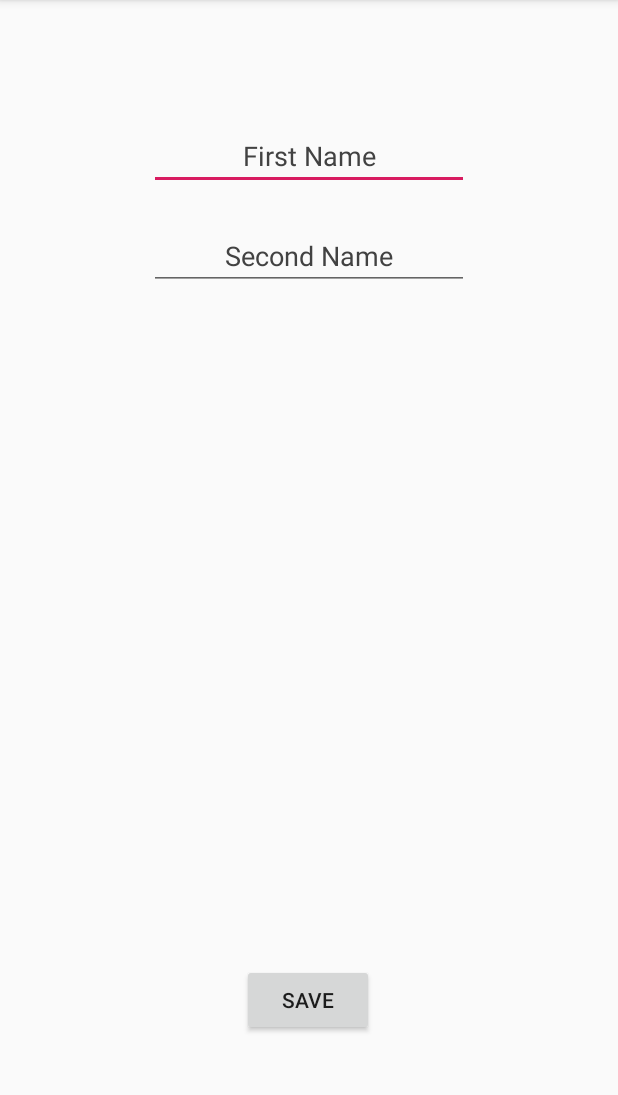
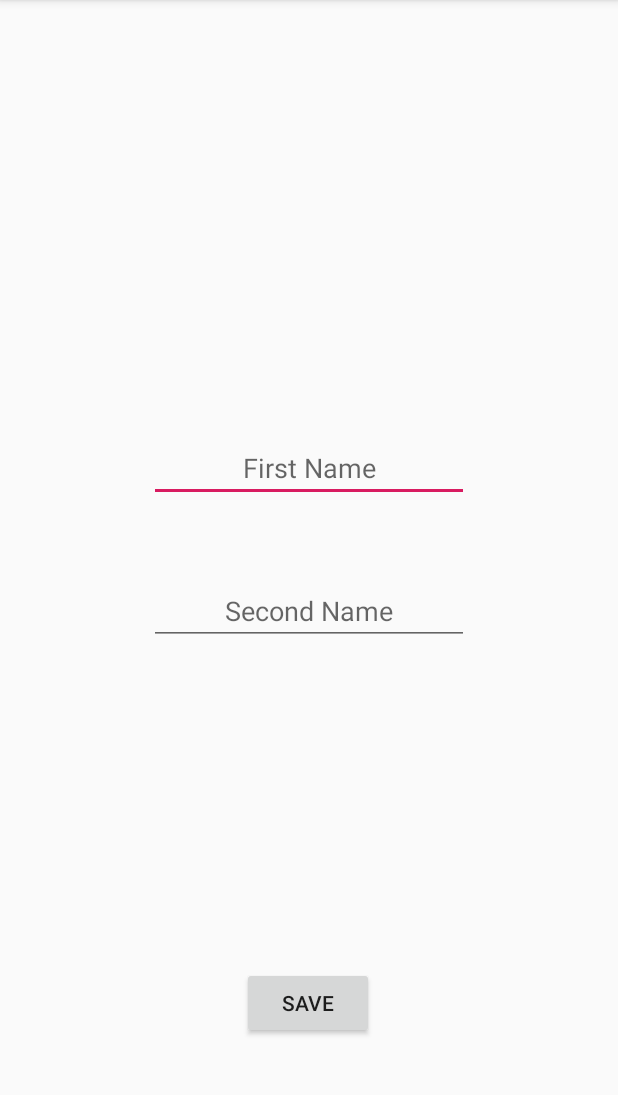
Before and after one commit to artmaguire/ChargePoint-Finder, an Android app: the ChangeNameActivity screen opened directly, with no data from a screen before it, on a phone screen of 412 x 824 dp, the part 84-1179 px from its top. Run offline under Robolectric (Android 15) with nearby library versions, the phone set to English and light mode, and no system bars.

Commit message:
Minor updates to the UI for change name

```diff
--- a/app/src/main/res/layout/activity_change_name.xml
+++ b/app/src/main/res/layout/activity_change_name.xml
@@ -10,33 +10,31 @@
         android:id="@+id/changeFirstName"
         android:layout_width="wrap_content"
         android:layout_height="wrap_content"
-        android:layout_marginTop="80dp"
-        android:layout_marginBottom="10dp"
+        android:layout_marginTop="290dp"
         android:ems="10"
+        android:autofillHints=""
         android:inputType="textPersonName"
-        android:text="First Name"
         android:textAlignment="center"
-        android:textColor="#424242"
-        android:textColorHint="#2962FF"
         app:layout_constraintBottom_toTopOf="@+id/changeSecondName"
         app:layout_constraintEnd_toEndOf="parent"
         app:layout_constraintStart_toStartOf="parent"
+        android:hint="@string/first_name"
         app:layout_constraintTop_toTopOf="parent" />
 
     <EditText
         android:id="@+id/changeSecondName"
         android:layout_width="wrap_content"
         android:layout_height="wrap_content"
-        android:layout_marginTop="10dp"
-        android:layout_marginBottom="411dp"
+        android:layout_marginTop="50dp"
+        android:layout_marginBottom="177dp"
         android:ems="10"
+        android:hint="@string/second_name"
         android:inputType="textPersonName"
-        android:text="Second Name"
         android:textAlignment="center"
-        android:textColor="#424242"
         app:layout_constraintBottom_toTopOf="@+id/saveNameButon"
         app:layout_constraintEnd_toEndOf="parent"
         app:layout_constraintStart_toStartOf="parent"
+        android:importantForAutofill="no"
         app:layout_constraintTop_toBottomOf="@+id/changeFirstName" />
 
     <Button
@@ -50,5 +48,6 @@
         app:layout_constraintEnd_toEndOf="parent"
         app:layout_constraintHorizontal_bias="0.498"
         app:layout_constraintStart_toStartOf="parent"
-        app:layout_constraintTop_toBottomOf="@+id/changeSecondName" />
+        app:layout_constraintTop_toBottomOf="@+id/changeSecondName"
+        app:layout_constraintVertical_bias="1.0" />
 </androidx.constraintlayout.widget.ConstraintLayout>
--- a/app/src/main/res/values/strings.xml
+++ b/app/src/main/res/values/strings.xml
@@ -28,4 +28,9 @@
     <string name="enter_new_email">Enter New Email</string>
     <string name="enter_current_email">Enter Current Email</string>
     <string name="find_nearest_charge_point">Find Nearest Charge Point</string>
+    <string name="enter_current_password">Enter current password</string>
+    <string name="enter_new_password">Enter new password</string>
+    <string name="confirm_new_password">Confirm new password</string>
+    <string name="first_name">First Name</string>
+    <string name="second_name">Second Name</string>
 </resources>
```
Also changed, not shown: app/src/main/res/layout/activity_change_password.xml (+4 -3 lines).
